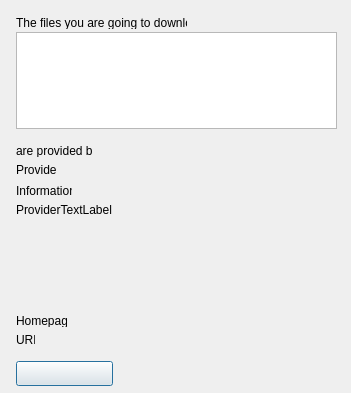
Eldricos/D-Fend-Reborn, file src/forms/ProviderFormUnit.ui: the form before one commit.
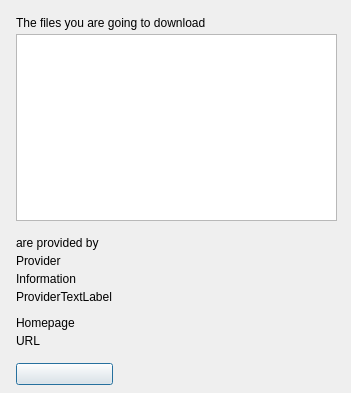
The form after the commit.

Commit message: Remaining dialogs: Qt layouts instead of fixed pixel positions

Diff of the .ui file:
```diff
--- a/src/forms/ProviderFormUnit.ui
+++ b/src/forms/ProviderFormUnit.ui
@@ -8,71 +8,163 @@
     <property name="vclBorderIcons" stdset="0"><string notr="true">biSystemMenu,biMaximize</string></property>
     <property name="vclDesignWidth" stdset="0"><number>351</number></property>
     <property name="vclDesignHeight" stdset="0"><number>393</number></property>
+    <layout class="QVBoxLayout" name="ProviderForm_Layout" stretch="0,0,1,0,0,0,0">
+      <property name="leftMargin"><number>16</number></property>
+      <property name="topMargin"><number>16</number></property>
+      <property name="rightMargin"><number>14</number></property>
+      <property name="bottomMargin"><number>8</number></property>
+      <property name="spacing"><number>0</number></property>
+      <item>
+        <layout class="QGridLayout" name="ProviderForm_Section1" columnstretch="0,1">
+          <property name="leftMargin"><number>0</number></property>
+          <property name="topMargin"><number>0</number></property>
+          <property name="rightMargin"><number>0</number></property>
+          <property name="bottomMargin"><number>0</number></property>
+          <property name="horizontalSpacing"><number>8</number></property>
+          <property name="verticalSpacing"><number>4</number></property>
+          <item row="0" column="0" colspan="2">
     <widget class="QLabel" name="Label1">
-      <property name="geometry"><rect><x>16</x><y>16</y><width>171</width><height>13</height></rect></property>
       <property name="text"><string>The files you are going to download</string></property>
       <property name="textFormat"><enum>Qt::PlainText</enum></property>
       <property name="alignment"><set>Qt::AlignLeft|Qt::AlignTop</set></property>
-      <property name="vclAutoSize" stdset="0"><bool>true</bool></property>
-    </widget>
+            </widget>
+          </item>
+          <item row="1" column="0" colspan="2">
+            <widget class="QListWidget" name="ListBox">
+              <property name="minimumSize"><size><width>0</width><height>97</height></size></property>
+            </widget>
+          </item>
+          <item row="0" column="1">
+            <spacer name="ProviderForm_Section1_HFill">
+              <property name="orientation"><enum>Qt::Horizontal</enum></property>
+              <property name="sizeHint" stdset="0"><size><width>0</width><height>0</height></size></property>
+            </spacer>
+          </item>
+        </layout>
+      </item>
+      <item>
+        <spacer name="ProviderForm_Gap1">
+          <property name="orientation"><enum>Qt::Vertical</enum></property>
+          <property name="sizeType"><enum>QSizePolicy::Fixed</enum></property>
+          <property name="sizeHint" stdset="0"><size><width>0</width><height>15</height></size></property>
+        </spacer>
+      </item>
+      <item>
+        <layout class="QGridLayout" name="ProviderForm_Section2" columnstretch="0,1" rowstretch="0,0,0,1">
+          <property name="leftMargin"><number>0</number></property>
+          <property name="topMargin"><number>0</number></property>
+          <property name="rightMargin"><number>0</number></property>
+          <property name="bottomMargin"><number>0</number></property>
+          <property name="horizontalSpacing"><number>8</number></property>
+          <property name="verticalSpacing"><number>4</number></property>
+          <item row="0" column="0" colspan="2">
     <widget class="QLabel" name="Label2">
-      <property name="geometry"><rect><x>16</x><y>144</y><width>76</width><height>13</height></rect></property>
       <property name="text"><string>are provided by</string></property>
       <property name="textFormat"><enum>Qt::PlainText</enum></property>
       <property name="alignment"><set>Qt::AlignLeft|Qt::AlignTop</set></property>
-      <property name="vclAutoSize" stdset="0"><bool>true</bool></property>
-    </widget>
+            </widget>
+          </item>
+          <item row="1" column="0" colspan="2">
     <widget class="QLabel" name="ProviderNameLabel">
-      <property name="geometry"><rect><x>16</x><y>163</y><width>40</width><height>13</height></rect></property>
       <property name="text"><string>Provider</string></property>
       <property name="textFormat"><enum>Qt::PlainText</enum></property>
       <property name="alignment"><set>Qt::AlignLeft|Qt::AlignTop</set></property>
-      <property name="vclAutoSize" stdset="0"><bool>true</bool></property>
-    </widget>
+            </widget>
+          </item>
+          <item row="2" column="0" colspan="2">
     <widget class="QLabel" name="Label3">
-      <property name="geometry"><rect><x>16</x><y>184</y><width>56</width><height>13</height></rect></property>
       <property name="text"><string>Information</string></property>
       <property name="textFormat"><enum>Qt::PlainText</enum></property>
       <property name="alignment"><set>Qt::AlignLeft|Qt::AlignTop</set></property>
-      <property name="vclAutoSize" stdset="0"><bool>true</bool></property>
-    </widget>
+            </widget>
+          </item>
+          <item row="3" column="0" colspan="2">
     <widget class="QLabel" name="ProviderTextLabel">
-      <property name="geometry"><rect><x>16</x><y>203</y><width>321</width><height>96</height></rect></property>
-      <property name="vclAnchors" stdset="0"><string notr="true">akLeft,akTop,akRight,akBottom</string></property>
       <property name="text"><string>ProviderTextLabel</string></property>
       <property name="textFormat"><enum>Qt::PlainText</enum></property>
       <property name="wordWrap"><bool>true</bool></property>
       <property name="alignment"><set>Qt::AlignLeft|Qt::AlignTop</set></property>
     </widget>
+          </item>
+          <item row="0" column="1">
+            <spacer name="ProviderForm_Section2_HFill">
+              <property name="orientation"><enum>Qt::Horizontal</enum></property>
+              <property name="sizeHint" stdset="0"><size><width>0</width><height>0</height></size></property>
+            </spacer>
+          </item>
+        </layout>
+      </item>
+      <item>
+        <spacer name="ProviderForm_Gap2">
+          <property name="orientation"><enum>Qt::Vertical</enum></property>
+          <property name="sizeType"><enum>QSizePolicy::Fixed</enum></property>
+          <property name="sizeHint" stdset="0"><size><width>0</width><height>12</height></size></property>
+        </spacer>
+      </item>
+      <item>
+        <layout class="QGridLayout" name="ProviderForm_Section3" columnstretch="0,1">
+          <property name="leftMargin"><number>0</number></property>
+          <property name="topMargin"><number>0</number></property>
+          <property name="rightMargin"><number>0</number></property>
+          <property name="bottomMargin"><number>0</number></property>
+          <property name="horizontalSpacing"><number>8</number></property>
+          <property name="verticalSpacing"><number>4</number></property>
+          <item row="0" column="0" colspan="2">
     <widget class="QLabel" name="Label4">
-      <property name="geometry"><rect><x>16</x><y>314</y><width>51</width><height>13</height></rect></property>
-      <property name="vclAnchors" stdset="0"><string notr="true">akLeft,akBottom</string></property>
       <property name="text"><string>Homepage</string></property>
       <property name="textFormat"><enum>Qt::PlainText</enum></property>
       <property name="alignment"><set>Qt::AlignLeft|Qt::AlignTop</set></property>
-      <property name="vclAutoSize" stdset="0"><bool>true</bool></property>
-    </widget>
+            </widget>
+          </item>
+          <item row="1" column="0" colspan="2">
     <widget class="QLabel" name="ProviderURLLabel">
-      <property name="geometry"><rect><x>16</x><y>333</y><width>19</width><height>13</height></rect></property>
-      <property name="vclAnchors" stdset="0"><string notr="true">akLeft,akBottom</string></property>
       <property name="text"><string>URL</string></property>
       <property name="textFormat"><enum>Qt::PlainText</enum></property>
       <property name="alignment"><set>Qt::AlignLeft|Qt::AlignTop</set></property>
-      <property name="vclAutoSize" stdset="0"><bool>true</bool></property>
-    </widget>
-    <widget class="QListWidget" name="ListBox">
-      <property name="geometry"><rect><x>16</x><y>32</y><width>321</width><height>97</height></rect></property>
-      <property name="vclAnchors" stdset="0"><string notr="true">akLeft,akTop,akRight</string></property>
-    </widget>
+            </widget>
+          </item>
+          <item row="0" column="1">
+            <spacer name="ProviderForm_Section3_HFill">
+              <property name="orientation"><enum>Qt::Horizontal</enum></property>
+              <property name="sizeHint" stdset="0"><size><width>0</width><height>0</height></size></property>
+            </spacer>
+          </item>
+        </layout>
+      </item>
+      <item>
+        <spacer name="ProviderForm_Gap3">
+          <property name="orientation"><enum>Qt::Vertical</enum></property>
+          <property name="sizeType"><enum>QSizePolicy::Fixed</enum></property>
+          <property name="sizeHint" stdset="0"><size><width>0</width><height>15</height></size></property>
+        </spacer>
+      </item>
+      <item>
+        <layout class="QGridLayout" name="ProviderForm_Section4" columnstretch="0,1">
+          <property name="leftMargin"><number>0</number></property>
+          <property name="topMargin"><number>0</number></property>
+          <property name="rightMargin"><number>0</number></property>
+          <property name="bottomMargin"><number>0</number></property>
+          <property name="horizontalSpacing"><number>8</number></property>
+          <property name="verticalSpacing"><number>4</number></property>
+          <item row="0" column="0" alignment="Qt::AlignLeft">
     <widget class="QPushButton" name="OKButton">
-      <property name="geometry"><rect><x>16</x><y>361</y><width>97</width><height>25</height></rect></property>
-      <property name="vclAnchors" stdset="0"><string notr="true">akLeft,akBottom</string></property>
-      <property name="text"><string></string></property>
+              <property name="text"><string /></property>
       <property name="autoDefault"><bool>false</bool></property>
       <property name="vclKind" stdset="0"><string notr="true">bkOK</string></property>
       <property name="default"><bool>true</bool></property>
       <property name="vclModalResult" stdset="0"><string notr="true">mrOk</string></property>
-    </widget>
+              <property name="minimumSize"><size><width>97</width><height>0</height></size></property>
+            </widget>
+          </item>
+          <item row="0" column="1">
+            <spacer name="ProviderForm_Section4_HFill">
+              <property name="orientation"><enum>Qt::Horizontal</enum></property>
+              <property name="sizeHint" stdset="0"><size><width>0</width><height>0</height></size></property>
+            </spacer>
+          </item>
+        </layout>
+      </item>
+    </layout>
   </widget>
   <tabstops>
     <tabstop>ListBox</tabstop>
```
Left out of the diff: 6 changed lines with no effect on the pictures. Lines whose indentation alone changed are shown as unchanged. The commit also changes 102 other files.
